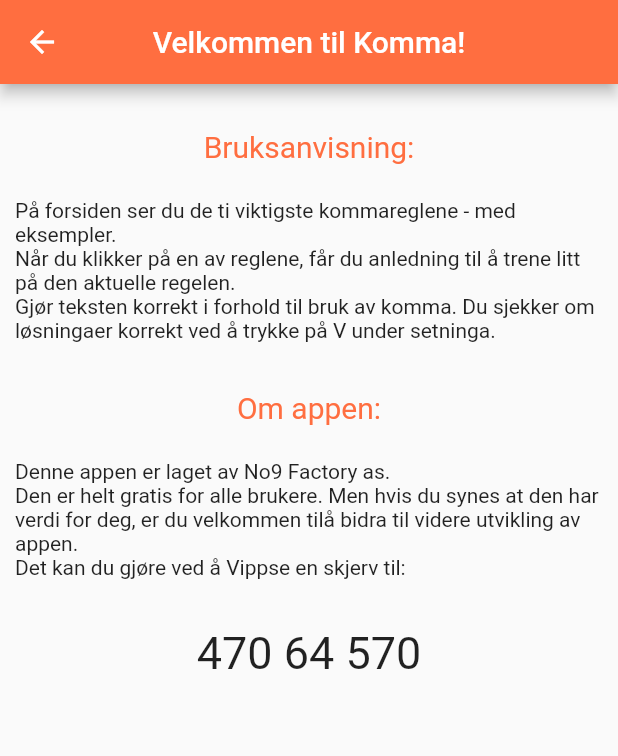
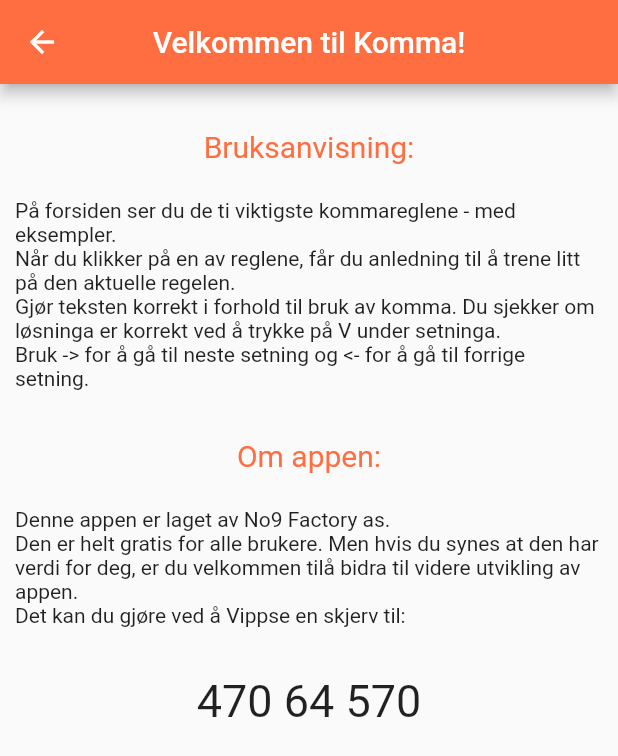
Before and after one commit to pahoel/komma, a Flutter app: the OmOss screen opened directly, on a phone screen of 412 x 824 dp. Shown: the top 756 px of the screen. Run offline on Flutter 3.47's test engine with Material 2 defaults, Android fonts, the phone set to English and light mode, and no system bars.

Commit message:
Oppdatert en del data

```diff
--- a/lib/om_oss.dart
+++ b/lib/om_oss.dart
@@ -21,7 +21,7 @@ class OmOss extends StatelessWidget {
             ),
             Text("På forsiden ser du de ti viktigste kommareglene - med eksempler.\nNår du klikker på en av reglene, får du anledning til "
                 "å trene litt på den aktuelle regelen.\nGjør teksten korrekt i forhold til bruk av komma. Du sjekker om løsninga"
-                "er korrekt ved å trykke på V under setninga.\n\n"),
+                " er korrekt ved å trykke på V under setninga.\nBruk -> for å gå til neste setning og <- for å gå til forrige setning.\n\n"),
             Text (
               "Om appen:\n",
               style: TextStyle(fontSize: 20, color: Colors.deepOrangeAccent),
--- a/pubspec.yaml
+++ b/pubspec.yaml
@@ -11,7 +11,7 @@ description: Kommareglene
 # In iOS, build-name is used as CFBundleShortVersionString while build-number used as CFBundleVersion.
 # Read more about iOS versioning at
 # https://developer.apple.com/library/archive/documentation/General/Reference/InfoPlistKeyReference/Articles/CoreFoundationKeys.html
-version: 1.0.0+1
+version: 1.0.1+1
 
 environment:
   sdk: ">=2.1.0 <3.0.0"
```
Also changed, not shown: 1 other file.
